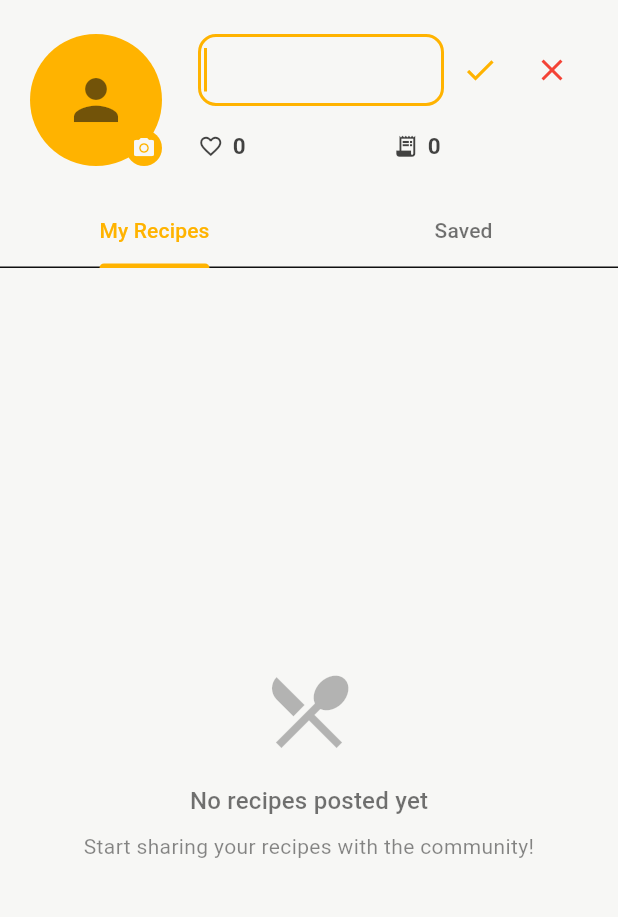
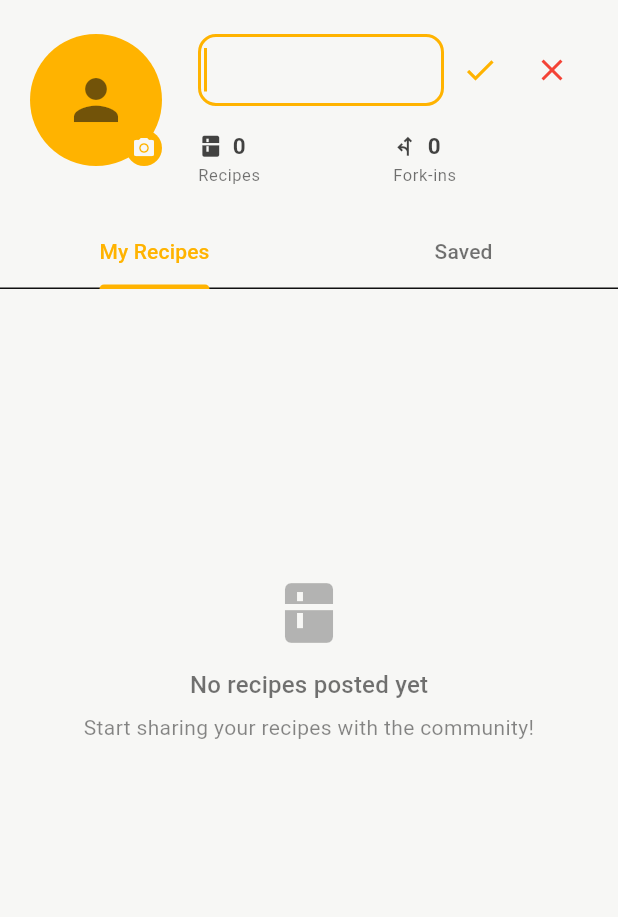
Before and after one commit to badriannp/forking-food, a Flutter app: the ProfileScreen screen opened directly, after a tap on the "edit" icon, on a phone screen of 412 x 824 dp, the part 80-997 px from its top. Run offline on Flutter 3.47's test engine with Material 3 defaults, Android fonts, the phone set to English and light mode, and no system bars; our stand-ins replace cloud_firestore, firebase_auth, firebase_core, firebase_storage, flutter_card_swiper, flutter_svg and 3 more; accounts and stored records are empty; project files that could hold a hidden picture were left out.

Commit message:
refactor: update profile layout
Profile stats icons and refresh indicator updated.

```diff
--- a/lib/screens/tabs/profile_screen.dart
+++ b/lib/screens/tabs/profile_screen.dart
@@ -16,95 +16,86 @@ class ProfileScreen extends StatefulWidget {
   State<ProfileScreen> createState() => _ProfileScreenState();
 }
 
-class _ProfileScreenState extends State<ProfileScreen> {
+class _ProfileScreenState extends State<ProfileScreen> with TickerProviderStateMixin {
   final AuthService _authService = AuthService();
   final RecipeService _recipeService = RecipeService();
+
+  late TabController _tabController;
+  List<Recipe> _myRecipes = [];
+  List<Recipe> _savedRecipes = [];
+  bool _isLoading = true;
   bool _isEditingName = false;
+  bool _isUpdatingProfileImage = false;
   final TextEditingController _nameController = TextEditingController();
   final FocusNode _nameFocus = FocusNode();
 
-  // Recipe loading state
-  List<Recipe> _myRecipes = [];
-  List<Recipe> _savedRecipes = [];
-  bool _isLoadingMyRecipes = false;
-  bool _isLoadingSavedRecipes = false;
-
-  // Profile image loading state
-  bool _isUpdatingProfileImage = false;
+  // Calculate total fork-ins from all user recipes
+  int get _totalForkIns {
+    return _myRecipes.fold(0, (sum, recipe) => sum + recipe.forkInCount);
+  }
 
   @override
   void initState() {
     super.initState();
+    _tabController = TabController(length: 2, vsync: this);
+
     // Initialize with current user's display name or empty string
     final currentName = _authService.userDisplayName;
     _nameController.text = currentName ?? '';
 
-    // Load recipes only if not already loaded
-    if (_myRecipes.isEmpty && _savedRecipes.isEmpty && !_isLoadingMyRecipes && !_isLoadingSavedRecipes) {
-      _loadMyRecipes();
-      _loadSavedRecipes();
-    }
+    // Load recipes
+    _loadRecipes();
   }
 
   @override
   void dispose() {
+    _tabController.dispose();
     _nameController.dispose();
     _nameFocus.dispose();
     super.dispose();
   }
 
   /// Load user's own recipes
-  Future<void> _loadMyRecipes() async {
+  Future<void> _loadRecipes() async {
     setState(() {
-      _isLoadingMyRecipes = true;
+      _isLoading = true;
     });
 
     try {
       final String? userId = _authService.userId;
+      print('Loading recipes for userId: $userId');
+
       if (userId != null) {
-        final recipes = await _recipeService.getUserRecipes(userId);
+        // Load both my recipes and saved recipes
+        final results = await Future.wait([
+          _recipeService.getUserRecipes(userId),
+          _recipeService.getSavedRecipes(userId),
+        ]);
+
+        print('Loaded ${results[0].length} my recipes and ${results[1].length} saved recipes');
+
         setState(() {
-          _myRecipes = recipes;
-          _isLoadingMyRecipes = false;
+          _myRecipes = results[0];
+          _savedRecipes = results[1];
+          _isLoading = false;
+        });
+      } else {
+        print('UserId is null - user not authenticated');
+        setState(() {
+          _isLoading = false;
         });
       }
     } catch (e) {
-      print('Error loading my recipes: $e');
+      print('Error loading recipes: $e');
       setState(() {
-        _isLoadingMyRecipes = false;
-      });
-    }
-  }
-
-  /// Load saved recipes (swiped right)
-  Future<void> _loadSavedRecipes() async {
-    setState(() {
-      _isLoadingSavedRecipes = true;
-    });
-
-    try {
-      final String? userId = _authService.userId;
-      if (userId != null) {
-        final recipes = await _recipeService.getSavedRecipes(userId);
-        setState(() {
-          _savedRecipes = recipes;
-          _isLoadingSavedRecipes = false;
-        });
-      }
-    } catch (e) {
-      print('Error loading saved recipes: $e');
-      setState(() {
-        _isLoadingSavedRecipes = false;
+        _isLoading = false;
       });
     }
   }
 
   /// Refresh both recipe lists
   Future<void> _refreshRecipes() async {
-    await Future.wait([
-      _loadMyRecipes(),
-      _loadSavedRecipes(),
-    ]);
+    await _loadRecipes();
   }
 
   Future<void> _pickProfileImage() async {
@@ -336,7 +327,7 @@ class _ProfileScreenState extends State<ProfileScreen> {
       await _recipeService.deleteRecipe(recipe.id, userId);
 
       // Refresh recipes
-      await _refreshRecipes();
+      await _loadRecipes();
 
       if (mounted) {
         ScaffoldMessenger.of(context).showSnackBar(
@@ -360,9 +351,7 @@ class _ProfileScreenState extends State<ProfileScreen> {
 
   @override
   Widget build(BuildContext context) {
-    return DefaultTabController(
-      length: 2,
-      child: Scaffold(
+    return Scaffold(
       appBar: AppBar(
         centerTitle: true,
         scrolledUnderElevation: 0,
@@ -397,6 +386,7 @@ class _ProfileScreenState extends State<ProfileScreen> {
             SliverPersistentHeader(
               delegate: _SliverAppBarDelegate(
                 TabBar(
+                  controller: _tabController,
                   labelColor: Theme.of(context).colorScheme.primary,
                   unselectedLabelColor: Theme.of(context).colorScheme.onSurface.withAlpha(150),
                   indicatorColor: Theme.of(context).colorScheme.primary,
@@ -411,6 +401,7 @@ class _ProfileScreenState extends State<ProfileScreen> {
           ];
         },
         body: TabBarView(
+          controller: _tabController,
           children: [
             // Grid for "My Recipes" with pull-to-refresh
             RefreshIndicator(
@@ -423,7 +414,6 @@ class _ProfileScreenState extends State<ProfileScreen> {
               child: _buildRecipesGrid(isSaved: true),
             ),
           ],
-          ),
         ),
       ),
     );
@@ -567,8 +557,8 @@ class _ProfileScreenState extends State<ProfileScreen> {
                 const SizedBox(height: 16),
                 Row(
                   children: [
-                    _buildStatFlex(context, Icons.favorite_border, _savedRecipes.length.toString()),
-                    _buildStatFlex(context, Icons.receipt_long, _myRecipes.length.toString()),
+                    _buildStatFlex(context, Icons.kitchen, _myRecipes.length.toString(), 'Recipes'),
+                    _buildStatFlex(context, Icons.fork_left, _totalForkIns.toString(), 'Fork-ins'),
                   ],
                 ),
               ],
@@ -579,10 +569,13 @@ class _ProfileScreenState extends State<ProfileScreen> {
     );
   }
 
-  Widget _buildStatFlex(BuildContext context, IconData icon, String value) {
+  Widget _buildStatFlex(BuildContext context, IconData icon, String value, String label) {
     final color = Theme.of(context).colorScheme.onSurface.withAlpha(200);
     return Expanded(
-      child: Row(
+      child: Column(
+        crossAxisAlignment: CrossAxisAlignment.start,
+        children: [
+          Row(
             crossAxisAlignment: CrossAxisAlignment.center,
             children: [
               Icon(icon, color: color, size: 17),
@@ -597,12 +590,22 @@ class _ProfileScreenState extends State<ProfileScreen> {
               ),
             ],
           ),
+          const SizedBox(height: 2),
+          Text(
+            label,
+            style: Theme.of(context).textTheme.bodySmall?.copyWith(
+              color: color.withAlpha(150),
+              fontSize: 11,
+            ),
+          ),
+        ],
+      ),
     );
   }
 
   Widget _buildRecipesGrid({bool isSaved = false}) {
     final recipes = isSaved ? _savedRecipes : _myRecipes;
-    final isLoading = isSaved ? _isLoadingSavedRecipes : _isLoadingMyRecipes;
+    final isLoading = _isLoading;
 
     if (isLoading) {
       return const Center(
@@ -611,27 +614,29 @@ class _ProfileScreenState extends State<ProfileScreen> {
     }
 
     if (recipes.isEmpty) {
-      return SingleChildScrollView(
+      return RefreshIndicator(
+        onRefresh: _refreshRecipes,
+        child: SingleChildScrollView(
           physics: const AlwaysScrollableScrollPhysics(),
-        child: Container(
-          height: MediaQuery.of(context).size.height * 0.8, // Increased height for better pull-to-refresh
+          child: SizedBox(
+            height: MediaQuery.of(context).size.height * 0.6,
             child: Center(
               child: Column(
                 mainAxisAlignment: MainAxisAlignment.center,
                 children: [
                   Icon(
-                  isSaved ? Icons.favorite_border : Icons.restaurant_menu_outlined,
-                  size: 64,
+                    isSaved ? Icons.favorite_border : Icons.kitchen,
+                    size: 48,
                     color: Theme.of(context).colorScheme.onSurface.withAlpha(75),
                   ),
-                const SizedBox(height: 16),
+                  const SizedBox(height: 12),
                   Text(
                     isSaved ? 'No saved recipes yet' : 'No recipes posted yet',
                     style: Theme.of(context).textTheme.titleMedium?.copyWith(
                       color: Theme.of(context).colorScheme.onSurface.withAlpha(150),
                     ),
                   ),
-                const SizedBox(height: 8),
+                  const SizedBox(height: 6),
                   Text(
                     isSaved
                       ? 'Swipe right on recipes you like to save them here'
@@ -642,6 +647,7 @@ class _ProfileScreenState extends State<ProfileScreen> {
                     textAlign: TextAlign.center,
                   ),
                 ],
+              ),
             ),
           ),
         ),
```
Lines whose indentation alone changed are shown as unchanged.
